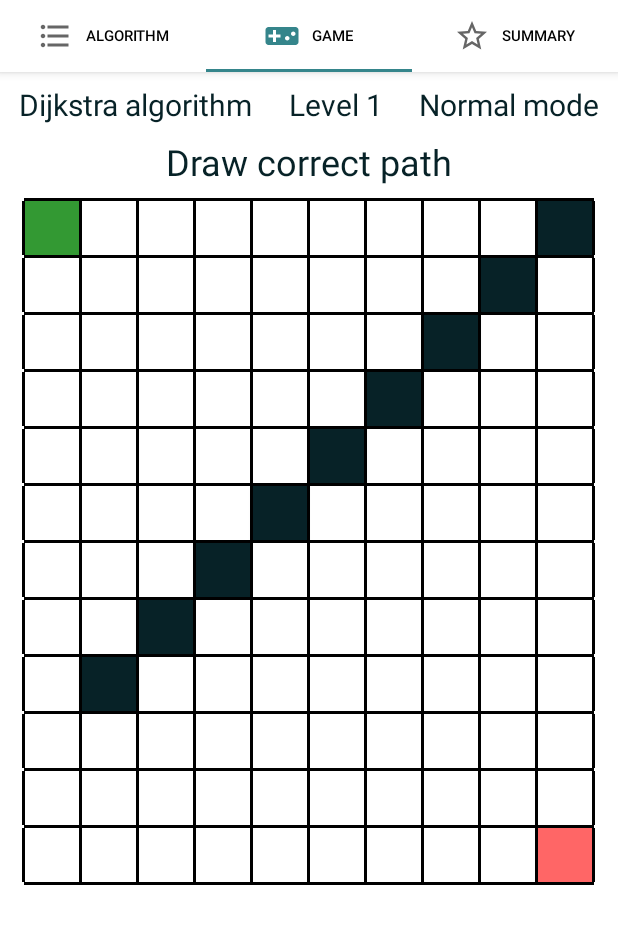
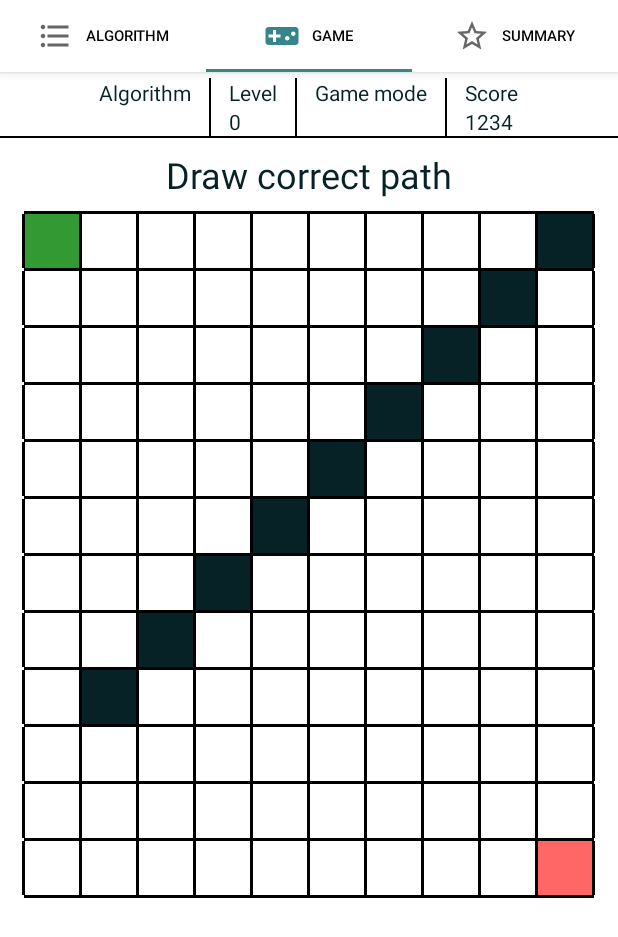
Before and after one commit to Marcin-99/path-finding-game, an Android app: the screen it shows after launch (MainActivity), tab 2 chosen, on a phone screen of 412 x 824 dp. Shown: the top 937 px of the screen. Run offline under Robolectric (Android 15) with nearby library versions, the phone set to English and light mode, and no system bars.

Commit message:
Fix logic for sharing state from main activity, dynamically change options text in the game

```diff
--- a/app/src/main/java/com/example/path_finding_app/MainActivity.kt
+++ b/app/src/main/java/com/example/path_finding_app/MainActivity.kt
@@ -11,10 +11,9 @@ import com.example.path_finding_app.fragments.adapters.ViewPagerAdapter
 import kotlinx.android.synthetic.main.activity_main.*
 
 class MainActivity : AppCompatActivity() {
-    protected lateinit var selectedAlgorithm: String
-    protected lateinit var selectedMode: String
-
-    protected var level = 0
+    var selectedAlgorithm: String = ""
+    var selectedMode: String = ""
+    var level = 0
 
     override fun onCreate(savedInstanceState: Bundle?) {
         super.onCreate(savedInstanceState)
--- a/app/src/main/java/com/example/path_finding_app/fragments/ChooseAlgorithm.kt
+++ b/app/src/main/java/com/example/path_finding_app/fragments/ChooseAlgorithm.kt
@@ -80,13 +80,13 @@ class ChooseAlgorithm : Fragment() {
         }
 
         StartButton.setOnClickListener {
-            if (selectedAlgorithm == "" ||  selectedMode == "") {
+            if (selectedAlgorithm === "" ||  selectedMode === "") {
                 (activity as MainActivity).alert("Can't start the game", "Select algorithm and mode to continue")
             }
             else {
+                (activity as MainActivity).setNewLevel(1)
                 (activity as MainActivity).setChoices(selectedAlgorithm, selectedMode)
                 (activity as MainActivity).changeTab(1)
-                (activity as MainActivity).setNewLevel(1)
             }
         }
     }
--- a/app/src/main/java/com/example/path_finding_app/fragments/Game.kt
+++ b/app/src/main/java/com/example/path_finding_app/fragments/Game.kt
@@ -1,10 +1,12 @@
 package com.example.path_finding_app.fragments
 
+import android.content.Context
 import android.os.Bundle
 import androidx.fragment.app.Fragment
 import android.view.LayoutInflater
 import android.view.View
 import android.view.ViewGroup
+import android.widget.TextView
 import com.example.path_finding_app.MainActivity
 import com.example.path_finding_app.R
 import com.example.path_finding_app.fragments.levels.BestFirstSearch
@@ -29,17 +31,39 @@ class Game : Fragment() {
         }
     }
 
+    private fun setStaticText(root: View) {
+        val algorithmDisplayText: TextView = root.findViewById<View>(R.id.algorithmDisplayText) as TextView
+        algorithmDisplayText.text = (activity as MainActivity).selectedAlgorithm
+
+        println("LEVELLLLL")
+        println((activity as MainActivity).level)
+
+        val levelDisplayText: TextView = root.findViewById<View>(R.id.levelDisplayText) as TextView
+        levelDisplayText.text = (activity as MainActivity).level.toString()
+
+        val modeDisplayText: TextView = root.findViewById<View>(R.id.modeDisplayText) as TextView
+        modeDisplayText.text = (activity as MainActivity).selectedMode
+
+        val scoreDisplayText: TextView = root.findViewById<View>(R.id.scoreDisplayText) as TextView
+        scoreDisplayText.text = "1234"
+    }
+
+    override fun onResume() {
+        setStaticText(root)
+
+        val levelLayout = BestFirstSearch(1).levelLayout
+        buildLevelBoard(levelBoard, levelLayout)
+        printLevelBoard(levelBoard, root)
+
+        setOnClickListeners(root)
+        super.onResume()
+    }
+
     override fun onCreateView(
         inflater: LayoutInflater, container: ViewGroup?,
         savedInstanceState: Bundle?
     ): View? {
         root = inflater.inflate(R.layout.fragment_game, container, false)
-        val levelLayout = BestFirstSearch(1).levelLayout
-
-        buildLevelBoard(levelBoard, levelLayout)
-        printLevelBoard(levelBoard, root)
-
-        setOnClickListeners(root)
         return root
     }
 }
--- a/app/src/main/res/layout/fragment_game.xml
+++ b/app/src/main/res/layout/fragment_game.xml
@@ -12,35 +12,108 @@
         android:layout_height="wrap_content"
         android:orientation="horizontal"
         android:layout_gravity="center"
-        android:layout_marginTop="8dp">
+        android:layout_marginTop="4dp">
 
+        <LinearLayout
+            android:layout_width="wrap_content"
+            android:layout_height="wrap_content"
+            android:orientation="vertical">
+            <TextView
+                android:layout_width="wrap_content"
+                android:layout_height="wrap_content"
+                android:text="Algorithm"
+                android:textColor="@color/textPrimary"
+                android:textSize="14dp" />
             <TextView
                 android:id="@+id/algorithmDisplayText"
                 android:layout_width="wrap_content"
                 android:layout_height="wrap_content"
-            android:text="Dijkstra algorithm"
+                android:text=""
                 android:textColor="@color/textPrimary"
-            android:textSize="20dp" />
+                android:textSize="14dp" />
+        </LinearLayout>
+        <View
+            style="@style/verticalLine"
+            android:layout_marginLeft="12dp"
+            android:layout_width="1dp"/>
 
+        <LinearLayout
+            android:layout_width="wrap_content"
+            android:layout_height="wrap_content"
+            android:orientation="vertical"
+            android:layout_marginLeft="12dp">
+            <TextView
+                android:layout_width="wrap_content"
+                android:layout_height="wrap_content"
+                android:text="Level"
+                android:textColor="@color/textPrimary"
+                android:textSize="14dp" />
             <TextView
                 android:id="@+id/levelDisplayText"
                 android:layout_width="wrap_content"
                 android:layout_height="wrap_content"
-            android:layout_marginLeft="24dp"
-            android:text="Level 1"
+                android:text=""
                 android:textColor="@color/textPrimary"
-            android:textSize="20dp" />
+                android:textSize="14dp" />
+        </LinearLayout>
+        <View
+            style="@style/verticalLine"
+            android:layout_marginLeft="12dp"
+            android:layout_width="1dp"/>
+
+        <LinearLayout
+            android:layout_width="wrap_content"
+            android:layout_height="wrap_content"
+            android:orientation="vertical"
+            android:layout_marginLeft="12dp">
+            <TextView
+                android:layout_width="wrap_content"
+                android:layout_height="wrap_content"
+                android:text="Game mode"
+                android:textColor="@color/textPrimary"
+                android:textSize="14dp" />
 
             <TextView
                 android:id="@+id/modeDisplayText"
+                android:layout_width="match_parent"
+                android:layout_height="wrap_content"
+                android:layout_gravity="center"
+                android:text=""
+                android:textColor="@color/textPrimary"
+                android:textSize="14dp" />
+        </LinearLayout>
+        <View
+            style="@style/verticalLine"
+            android:layout_marginLeft="12dp"
+            android:layout_width="1dp"/>
+
+        <LinearLayout
             android:layout_width="wrap_content"
             android:layout_height="wrap_content"
-            android:text="Normal mode"
+            android:orientation="vertical"
+            android:layout_marginLeft="12dp">
+            <TextView
+                android:layout_width="wrap_content"
+                android:layout_height="wrap_content"
+                android:text="Score"
                 android:textColor="@color/textPrimary"
-            android:layout_marginLeft="24dp"
-            android:textSize="20dp" />
+                android:textSize="14dp" />
+
+            <TextView
+                android:id="@+id/scoreDisplayText"
+                android:layout_width="match_parent"
+                android:layout_height="wrap_content"
+                android:layout_gravity="center"
+                android:text="1234"
+                android:textColor="@color/textPrimary"
+                android:textSize="14dp" />
+        </LinearLayout>
 
     </LinearLayout>
+    <View
+        style="@style/horizontalLine"
+        android:layout_width="match_parent"
+        android:layout_height="1dp"/>
 
     <TextView
         android:id="@+id/drawCorrectPathDisplayText"
```
Lines whose indentation alone changed are shown as unchanged.
